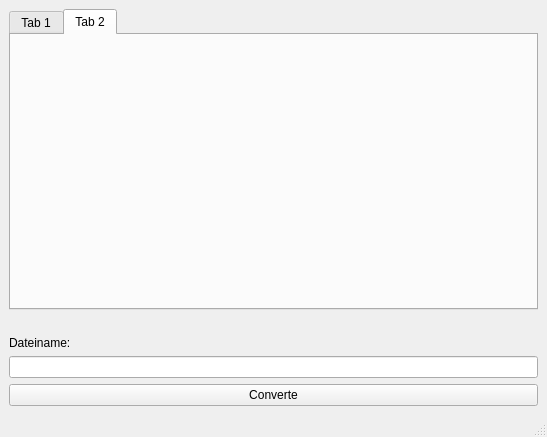
First picture: the form in mainwindow.ui, repository rclarsfull/ImageLight, before the edit.
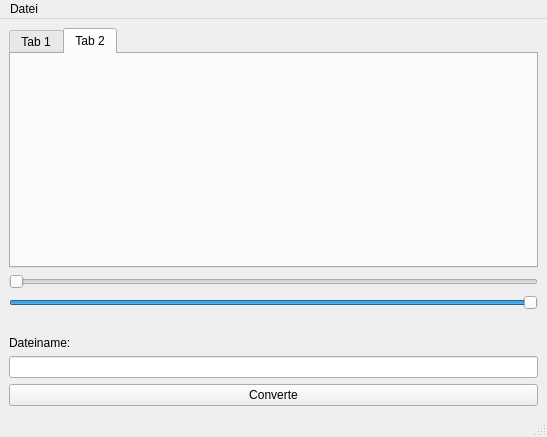
Second picture: the form after the edit.

Patch:
```diff
--- a/mainwindow.ui
+++ b/mainwindow.ui
@@ -32,6 +32,35 @@
       </widget>
      </widget>
     </item>
+    <item>
+     <widget class="QSlider" name="minSlider">
+      <property name="maximum">
+       <number>255</number>
+      </property>
+      <property name="orientation">
+       <enum>Qt::Horizontal</enum>
+      </property>
+     </widget>
+    </item>
+    <item>
+     <widget class="QSlider" name="maxSlider">
+      <property name="maximum">
+       <number>255</number>
+      </property>
+      <property name="value">
+       <number>255</number>
+      </property>
+      <property name="orientation">
+       <enum>Qt::Horizontal</enum>
+      </property>
+      <property name="invertedAppearance">
+       <bool>false</bool>
+      </property>
+      <property name="invertedControls">
+       <bool>false</bool>
+      </property>
+     </widget>
+    </item>
     <item>
      <widget class="QLabel" name="label">
       <property name="sizePolicy">
@@ -76,9 +105,16 @@
      <x>0</x>
      <y>0</y>
      <width>547</width>
-     <height>21</height>
+     <height>17</height>
     </rect>
    </property>
+   <widget class="QMenu" name="menuDatei">
+    <property name="title">
+     <string>Datei</string>
+    </property>
+    <addaction name="actionSpeichern_unter"/>
+   </widget>
+   <addaction name="menuDatei"/>
   </widget>
   <widget class="QStatusBar" name="statusbar"/>
  </widget>
```
Left out of the diff: 55 changed lines with no effect on the pictures.
